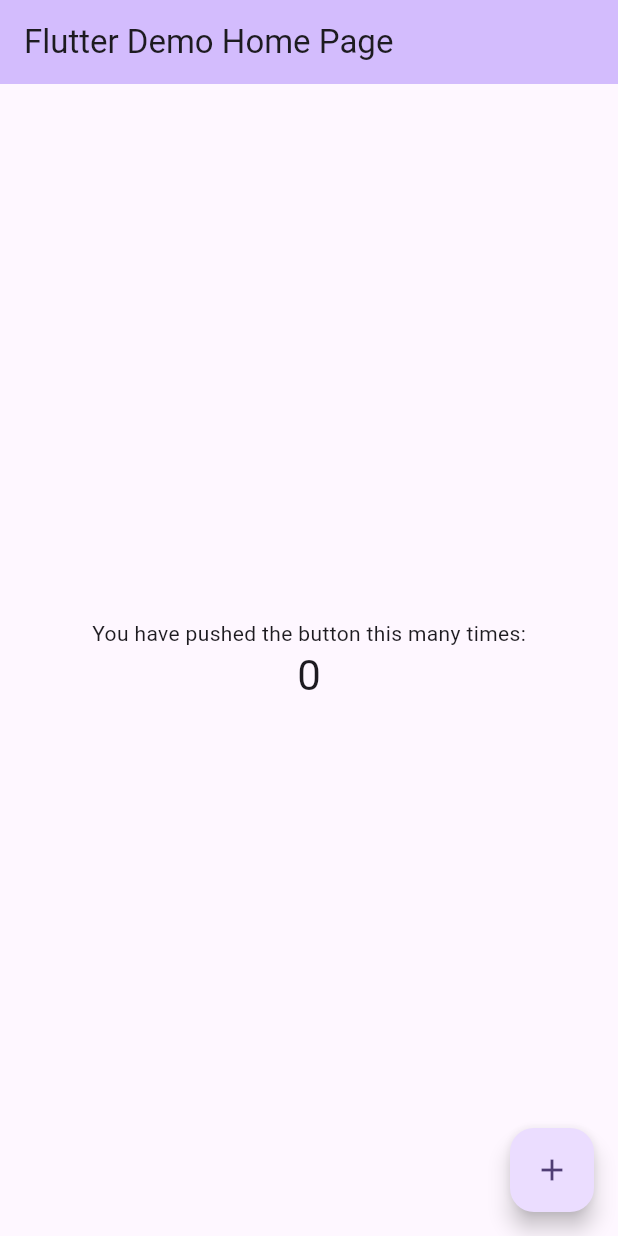
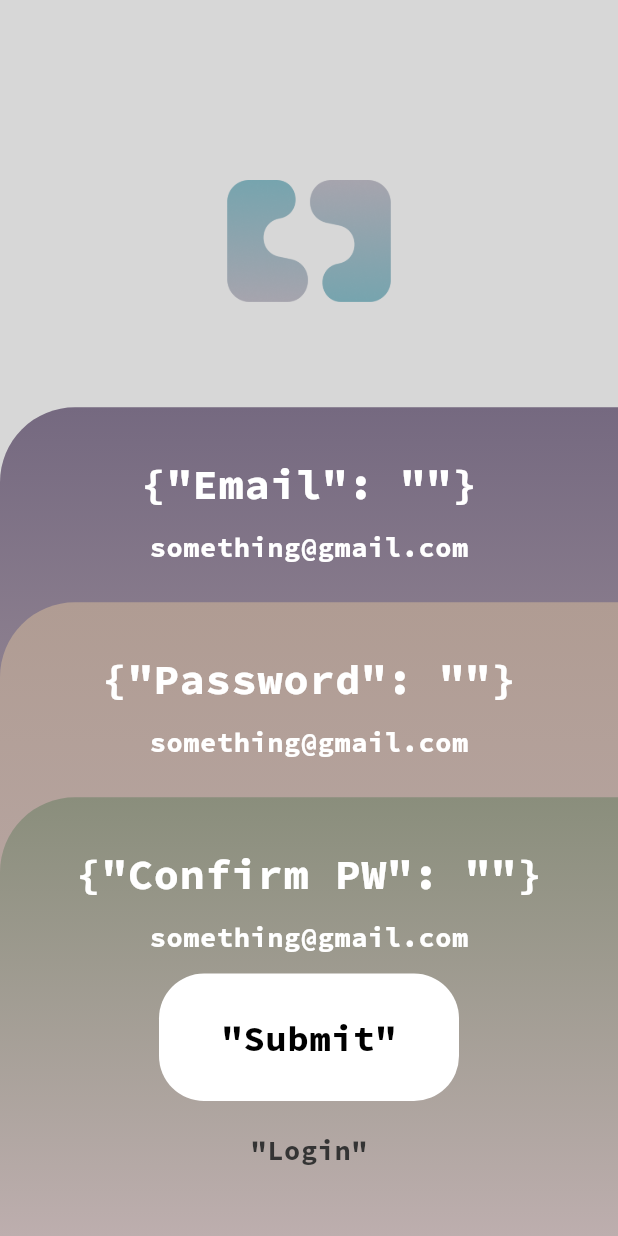
Before and after one commit to aoiorio/Volcano, a Flutter app: the screen it shows after launch, on a phone screen of 412 x 824 dp. Run offline on Flutter 3.47's test engine with Material 3 defaults, Android fonts, the phone set to English and light mode, and no system bars.

Commit message:
💡 feat: create SignUpPage

```diff
--- a/lib/main.dart
+++ b/lib/main.dart
@@ -1,4 +1,6 @@
 import 'package:flutter/material.dart';
+import 'package:volcano/presentation/page/sign_up_page.dart';
+import 'package:volcano/presentation/theme.dart';
 
 void main() {
   runApp(const MyApp());
@@ -7,46 +9,19 @@
 class MyApp extends StatelessWidget {
   const MyApp({super.key});
 
-  // This widget is the root of your application.
+  // This widget is the root of Volcano.
   @override
   Widget build(BuildContext context) {
     return MaterialApp(
-      title: 'Flutter Demo',
-      theme: ThemeData(
-        // This is the theme of your application.
-        //
-        // TRY THIS: Try running your application with "flutter run". You'll see
-        // the application has a purple toolbar. Then, without quitting the app,
-        // try changing the seedColor in the colorScheme below to Colors.green
-        // and then invoke "hot reload" (save your changes or press the "hot
-        // reload" button in a Flutter-supported IDE, or press "r" if you used
-        // the command line to start the app).
-        //
-        // Notice that the counter didn't reset back to zero; the application
-        // state is not lost during the reload. To reset the state, use hot
-        // restart instead.
-        //
-        // This works for code too, not just values: Most code changes can be
-        // tested with just a hot reload.
-        colorScheme: ColorScheme.fromSeed(seedColor: Colors.deepPurple),
-        useMaterial3: true,
-      ),
-      home: const MyHomePage(title: 'Flutter Demo Home Page'),
+      title: 'Volcano',
+      theme: createTheme(),
+      home: const SignUpScreen(),
     );
   }
 }
 
 class MyHomePage extends StatefulWidget {
   const MyHomePage({super.key, required this.title});
-
-  // This widget is the home page of your application. It is stateful, meaning
-  // that it has a State object (defined below) that contains fields that affect
-  // how it looks.
-
-  // This class is the configuration for the state. It holds the values (in this
-  // case the title) provided by the parent (in this case the App widget) and
-  // used by the build method of the State. Fields in a Widget subclass are
-  // always marked "final".
 
   final String title;
 
@@ -55,71 +30,9 @@
 }
 
 class _MyHomePageState extends State<MyHomePage> {
-  int _counter = 0;
-
-  void _incrementCounter() {
-    setState(() {
-      // This call to setState tells the Flutter framework that something has
-      // changed in this State, which causes it to rerun the build method below
-      // so that the display can reflect the updated values. If we changed
-      // _counter without calling setState(), then the build method would not be
-      // called again, and so nothing would appear to happen.
-      _counter++;
-    });
-  }
-
   @override
   Widget build(BuildContext context) {
-    // This method is rerun every time setState is called, for instance as done
-    // by the _incrementCounter method above.
-    //
-    // The Flutter framework has been optimized to make rerunning build methods
-    // fast, so that you can just rebuild anything that needs updating rather
-    // than having to individually change instances of widgets.
-    return Scaffold(
-      appBar: AppBar(
-        // TRY THIS: Try changing the color here to a specific color (to
-        // Colors.amber, perhaps?) and trigger a hot reload to see the AppBar
-        // change color while the other colors stay the same.
-        backgroundColor: Theme.of(context).colorScheme.inversePrimary,
-        // Here we take the value from the MyHomePage object that was created by
-        // the App.build method, and use it to set our appbar title.
-        title: Text(widget.title),
-      ),
-      body: Center(
-        // Center is a layout widget. It takes a single child and positions it
-        // in the middle of the parent.
-        child: Column(
-          // Column is also a layout widget. It takes a list of children and
-          // arranges them vertically. By default, it sizes itself to fit its
-          // children horizontally, and tries to be as tall as its parent.
-          //
-          // Column has various properties to control how it sizes itself and
-          // how it positions its children. Here we use mainAxisAlignment to
-          // center the children vertically; the main axis here is the vertical
-          // axis because Columns are vertical (the cross axis would be
-          // horizontal).
-          //
-          // TRY THIS: Invoke "debug painting" (choose the "Toggle Debug Paint"
-          // action in the IDE, or press "p" in the console), to see the
-          // wireframe for each widget.
-          mainAxisAlignment: MainAxisAlignment.center,
-          children: <Widget>[
-            const Text(
-              'You have pushed the button this many times:',
-            ),
-            Text(
-              '$_counter',
-              style: Theme.of(context).textTheme.headlineMedium,
-            ),
-          ],
-        ),
-      ),
-      floatingActionButton: FloatingActionButton(
-        onPressed: _incrementCounter,
-        tooltip: 'Increment',
-        child: const Icon(Icons.add),
-      ), // This trailing comma makes auto-formatting nicer for build methods.
-    );
+    // TODO Check wether the user signed in or not by using SharedPreferences
+    return const Scaffold();
   }
 }
--- /dev/null
+++ b/lib/presentation/component/bounced_button.dart
@@ -0,0 +1,55 @@
+import 'package:flutter/material.dart';
+
+class BouncedButton extends StatefulWidget {
+  final Widget child;
+  final VoidCallback onPress;
+
+  const BouncedButton({super.key, required this.child, required this.onPress});
+
+  @override
+  State<BouncedButton> createState() => _BouncedButtonState();
+}
+
+class _BouncedButtonState extends State<BouncedButton>
+    with SingleTickerProviderStateMixin {
+  late double _scale;
+  late AnimationController _controller;
+
+  @override
+  void initState() {
+    super.initState();
+    _controller = AnimationController(
+      vsync: this,
+      duration: const Duration(milliseconds: 150),
+      lowerBound: 0.0,
+      upperBound: 0.03,
+    );
+    _controller.addListener(() {
+      setState(() {});
+    });
+  }
+
+  @override
+  void dispose() {
+    super.dispose();
+    _controller.dispose();
+  }
+
+  @override
+  Widget build(BuildContext context) {
+    _scale = 1 - _controller.value;
+    return Listener(
+      onPointerDown: (PointerDownEvent event) {
+          _controller.forward();
+      },
+      onPointerUp: (PointerUpEvent event) {
+          _controller.reverse();
+          widget.onPress();
+      },
+      child: Transform.scale(
+        scale: _scale,
+        child: widget.child,
+      ),
+    );
+  }
+}
--- /dev/null
+++ b/lib/presentation/component/sign_up_shape_button.dart
@@ -0,0 +1,55 @@
+import 'package:flutter/material.dart';
+
+// TODO add provider and change the class to provider class for changing email, password texts
+class SignUpShapeButton extends StatelessWidget {
+  const SignUpShapeButton({
+    super.key,
+    required this.gradientColorBegin,
+    required this.gradientColorEnd,
+    required this.fieldString,
+  });
+
+  final Color gradientColorBegin;
+  final Color gradientColorEnd;
+  final String fieldString;
+
+  @override
+  Widget build(BuildContext context) {
+    double width = MediaQuery.of(context).size.width;
+
+    return Container(
+      // clipBehavior: Clip.hardEdge,
+      // padding: EdgeInsets.only(bottom: ),
+      decoration: BoxDecoration(
+        borderRadius: const BorderRadius.only(
+          topLeft: Radius.circular(50),
+        ),
+        gradient: LinearGradient(
+          colors: [gradientColorBegin, gradientColorEnd],
+          begin: Alignment.topCenter,
+          end: Alignment.bottomCenter,
+        ),
+      ),
+      child: SizedBox(
+        width: width,
+        child: Column(
+          children: [
+            const SizedBox(height: 30),
+            Text(
+              fieldString,
+              style: Theme.of(context).textTheme.bodyLarge,
+            ),
+            const SizedBox(
+              height: 10,
+            ),
+            // TODO Change this text by usign provider, so I'll create three providers which save strings of user input
+            Text(
+              "something@gmail.com",
+              style: Theme.of(context).textTheme.bodySmall,
+            )
+          ],
+        ),
+      ),
+    );
+  }
+}
--- /dev/null
+++ b/lib/presentation/page/sign_up_page.dart
@@ -0,0 +1,108 @@
+import 'package:flutter/material.dart';
+import 'package:flutter/widgets.dart';
+import 'package:volcano/presentation/component/bounced_button.dart';
+import 'package:volcano/presentation/component/sign_up_shape_button.dart';
+import 'package:flutter/services.dart';
+
+// TODO Implement SignUp features!
+
+class SignUpScreen extends StatelessWidget {
+  const SignUpScreen({super.key});
+
+  @override
+  Widget build(BuildContext context) {
+    return Scaffold(
+      backgroundColor: const Color(0xffD7D7D7),
+      body: Column(
+        mainAxisAlignment: MainAxisAlignment.center,
+        crossAxisAlignment: CrossAxisAlignment.center,
+        children: [
+          const SizedBox(height: 120),
+          const Center(
+            child: Image(
+              image: AssetImage("assets/images/volcano_logo.png"),
+              width: 250,
+              fit: BoxFit.cover,
+            ),
+          ),
+          const SizedBox(height: 70),
+          Expanded(
+            child: Stack(
+              alignment: AlignmentDirectional.bottomCenter,
+              children: [
+                const SignUpShapeButton(
+                  gradientColorBegin: Color(0xff756980),
+                  gradientColorEnd: Color(0xffBDAEAE),
+                  // TODO Add status provider here like this {"Email": ${StatusProvider.read()}}
+                  fieldString: '{"Email": ""}',
+                ),
+                const Positioned(
+                  top: 130,
+                  bottom: 0,
+                  child: SignUpShapeButton(
+                    gradientColorBegin: Color(0xffB09C93),
+                    gradientColorEnd: Color(0xffBDAEAE),
+                    // TODO Add status provider here like this {"Email": ${PasswordStatusProvider.read()}}
+                    fieldString: '{"Password": ""}',
+                  ),
+                ),
+                const Positioned(
+                  top: 260,
+                  bottom: 0,
+                  child: SignUpShapeButton(
+                    gradientColorBegin: Color(0xff8A8E7C),
+                    gradientColorEnd: Color(0xffBDAEAE),
+                    // TODO Add status provider here like this {"Email": ${ConfirmPasswordStatusProvider.read()}}
+                    fieldString: '{"Confirm PW": ""}',
+                  ),
+                ),
+                Positioned(
+                  bottom: 90,
+                  child: SizedBox(
+                    width: 200,
+                    height: 85,
+                    child: BouncedButton(
+                      child: Container(
+                        alignment: Alignment.center,
+                        decoration: BoxDecoration(
+                            color: Colors.white,
+                            borderRadius: BorderRadius.circular(30)),
+                        child: const Text('"Submit"'),
+                      ),
+                      onPress: () {
+                        HapticFeedback.mediumImpact();
+                        print('hi submit');
+                      },
+                    ),
+                  ),
+                ),
+                Positioned(
+                  bottom: 45,
+                  child: BouncedButton(
+                    child: Row(
+                      children: [
+                        Text(
+                          '"Login"',
+                          style: Theme.of(context)
+                              .textTheme
+                              .bodySmall!
+                              .copyWith(color: const Color(0xff343434)),
+                        ),
+                        // const SizedBox(width: 10),
+                        // const Icon(Icons.arrow_forward)
+                      ],
+                    ),
+                    onPress: () {
+                      // TODO Go to LoginPage
+                      print('Hi Login');
+                    },
+                  ),
+                ),
+              ],
+            ),
+          ),
+        ],
+      ),
+    );
+  }
+}
--- /dev/null
+++ b/lib/presentation/routes.dart
@@ -0,0 +1 @@
+// TODO Implement routes by using go_router package
--- /dev/null
+++ b/lib/presentation/theme.dart
@@ -0,0 +1,35 @@
+import 'package:flutter/material.dart';
+
+ThemeData createTheme() {
+  return ThemeData(
+    primaryColor: const Color(0xffE8E8E8),
+    brightness: Brightness.light,
+    elevatedButtonTheme: ElevatedButtonThemeData(
+      style: ElevatedButton.styleFrom(
+        shape: RoundedRectangleBorder(borderRadius: BorderRadius.circular(30)),
+        backgroundColor: Colors.white,
+      ),
+    ),
+    buttonTheme: ButtonThemeData(
+      buttonColor: const Color(0xffE8E8E8),
+      shape: RoundedRectangleBorder(
+        borderRadius: BorderRadius.circular(30),
+      ),
+    ),
+    fontFamily: 'SourceCodePro',
+    textTheme: const TextTheme(
+      bodyLarge: TextStyle(
+          color: Colors.white, fontSize: 28, fontWeight: FontWeight.bold),
+      bodyMedium: TextStyle(
+        color: Colors.black,
+        fontSize: 24,
+        fontWeight: FontWeight.bold,
+      ),
+      bodySmall: TextStyle(
+        color: Colors.white,
+        fontSize: 18,
+        fontWeight: FontWeight.bold,
+      ),
+    ),
+  );
+}
```
Also changed, not shown: pubspec.yaml (+8 -9 lines), assets/fonts/SourceCodePro-Italic-VariableFont_wght.ttf (added), assets/fonts/SourceCodePro-VariableFont_wght.ttf (added), assets/images/volcano_logo.png (added), 9 other files.
